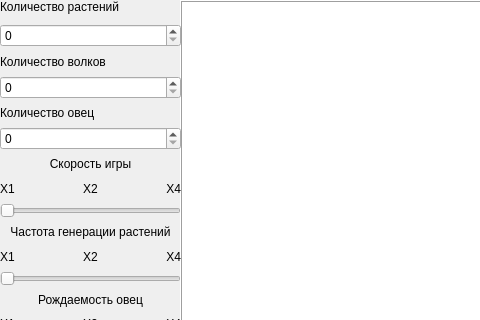
Old version of the form mainwindow.ui in the repository zinovvv/summer_practice_2024; both pictures show x 0 to 480 and y 0 to 320 of the 1380 by 610 pixel window.
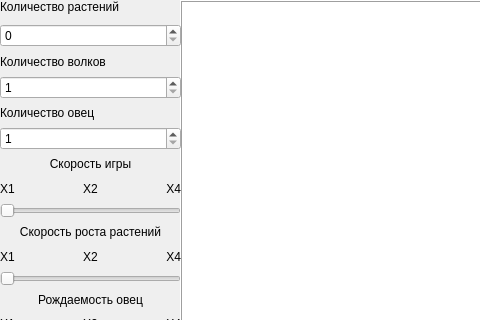
New version of the form. Icons and pictures are not drawn.

```diff
--- a/mainwindow.ui
+++ b/mainwindow.ui
@@ -192,8 +192,11 @@
          <height>0</height>
         </size>
        </property>
+       <property name="minimum">
+        <number>1</number>
+       </property>
        <property name="maximum">
-        <number>1000</number>
+        <number>30</number>
        </property>
       </widget>
      </item>
@@ -212,8 +215,11 @@
      </item>
      <item>
       <widget class="QSpinBox" name="sheepsspinBox">
+       <property name="minimum">
+        <number>1</number>
+       </property>
        <property name="maximum">
-        <number>1000</number>
+        <number>30</number>
        </property>
       </widget>
      </item>
@@ -277,7 +283,7 @@
      <item>
       <widget class="QLabel" name="label_8">
        <property name="text">
-        <string>Частота генерации растений</string>
+        <string>Скорость роста растений</string>
        </property>
        <property name="alignment">
         <set>Qt::AlignCenter</set>
```
Left out of the diff: 2 changed lines with no effect on the pictures.
